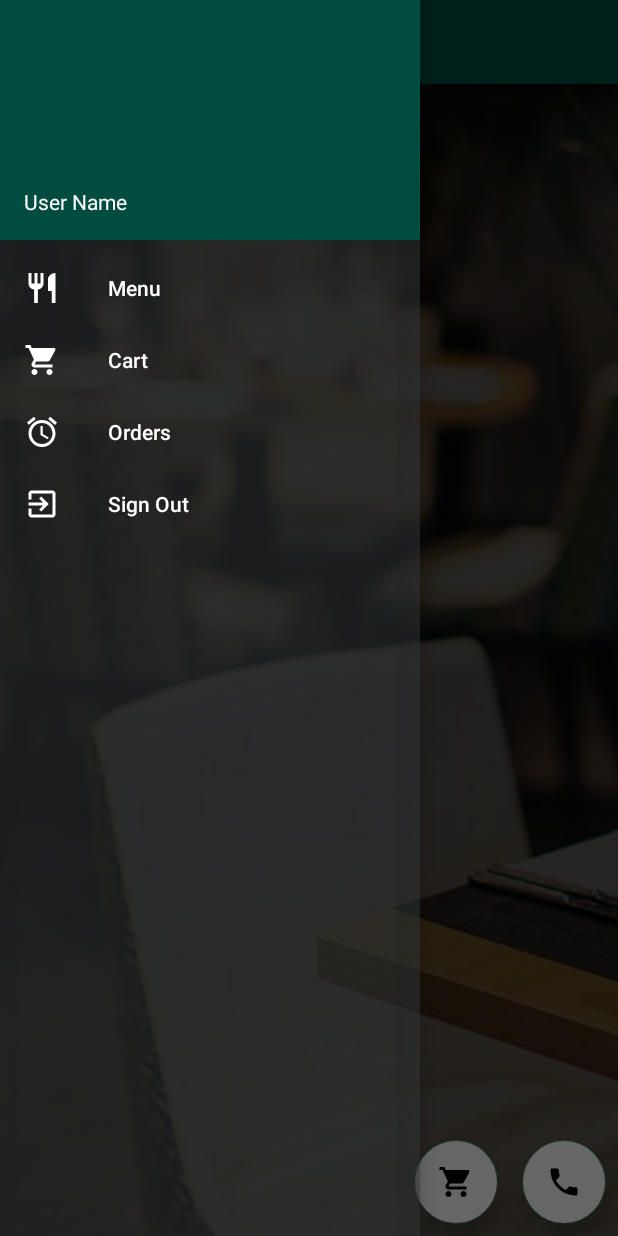
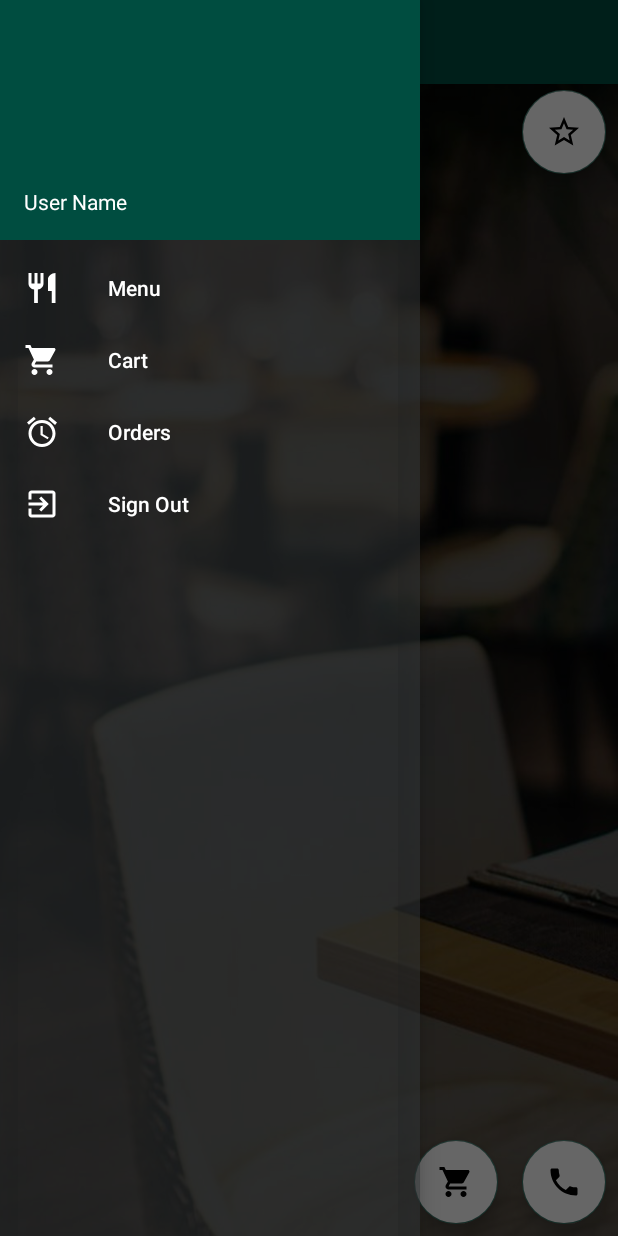
Before and after one commit to ishara5050/OrderFood, an Android app: the Home2 screen opened directly, with no data from a screen before it, with the side drawer open, on a phone screen of 412 x 824 dp. Run offline under Robolectric (Android 15) with nearby library versions, the phone set to English and light mode, and no system bars; our stand-ins replace Firebase (no records; nobody signed in at launch, a user with empty details on screens opened directly), Picasso, navigation-ui; libraries missing offline, so code that uses them is left out: com.stepstone.apprating; 2 statements that could not run were skipped.

```diff
--- a/app/build.gradle
+++ b/app/build.gradle
@@ -54,6 +54,7 @@ dependencies {
     //implementation 'com.stepstone.apprating:app-rating:2.3.1'
     implementation 'com.stepstone.apprating:app-rating:2.0.0'
 
+    implementation 'com.github.andremion:counterfab:1.0.1'
 
 
 
--- a/app/src/main/java/com/example/orderfood/Common/Common.java
+++ b/app/src/main/java/com/example/orderfood/Common/Common.java
@@ -18,6 +18,8 @@ public class Common {
             return "Shipped";
     }
 
+    public static final String DELETE="Delete";
+
 
 
 
--- a/app/src/main/java/com/example/orderfood/Home.java
+++ b/app/src/main/java/com/example/orderfood/Home.java
@@ -13,6 +13,7 @@ import com.example.orderfood.Interface.ItemClickListner;
 import com.example.orderfood.Model.Catagory;
 import com.example.orderfood.ViewHolder.MenuViewHolder;
 import com.firebase.ui.database.FirebaseRecyclerAdapter;
+import com.google.android.material.floatingactionbutton.FloatingActionButton;
 import com.google.firebase.database.DatabaseReference;
 import com.google.firebase.database.FirebaseDatabase;
 import com.squareup.picasso.Picasso;
@@ -27,6 +28,7 @@ public class Home extends AppCompatActivity {
     RecyclerView.LayoutManager layoutManager;
     FirebaseRecyclerAdapter<Catagory,MenuViewHolder> adapter;
 
+
     @Override
     protected void onCreate(Bundle savedInstanceState) {
         super.onCreate(savedInstanceState);
@@ -39,6 +41,7 @@ public class Home extends AppCompatActivity {
         recycler_menu.setHasFixedSize(true);
         layoutManager=new LinearLayoutManager(this);
         recycler_menu.setLayoutManager(layoutManager);
+
 
         loadMenu();
 
--- a/app/src/main/java/com/example/orderfood/Home2.java
+++ b/app/src/main/java/com/example/orderfood/Home2.java
@@ -7,6 +7,8 @@ import com.example.orderfood.Common.Common;
 import com.example.orderfood.Interface.ItemClickListner;
 import com.example.orderfood.Model.Calls;
 import com.example.orderfood.Model.Catagory;
+import com.example.orderfood.Model.EmployeeRating;
+import com.example.orderfood.Model.Rating;
 import com.example.orderfood.Service.ListenOrder;
 import com.example.orderfood.ViewHolder.MenuViewHolder;
 import com.firebase.ui.database.FirebaseRecyclerAdapter;
@@ -25,9 +27,14 @@ import androidx.navigation.ui.AppBarConfiguration;
 import androidx.navigation.ui.NavigationUI;
 
 import com.google.android.material.navigation.NavigationView;
+import com.google.firebase.database.DataSnapshot;
+import com.google.firebase.database.DatabaseError;
 import com.google.firebase.database.DatabaseReference;
 import com.google.firebase.database.FirebaseDatabase;
+import com.google.firebase.database.ValueEventListener;
 import com.squareup.picasso.Picasso;
+import com.stepstone.apprating.AppRatingDialog;
+import com.stepstone.apprating.listener.RatingDialogListener;
 
 import androidx.drawerlayout.widget.DrawerLayout;
 
@@ -40,17 +47,24 @@ import android.view.Menu;
 import android.widget.TextView;
 import android.widget.Toast;
 
-public class Home2 extends AppCompatActivity implements NavigationView.OnNavigationItemSelectedListener{
+import org.jetbrains.annotations.NotNull;
+
+import java.util.Arrays;
+import java.util.UUID;
+
+public class Home2 extends AppCompatActivity implements NavigationView.OnNavigationItemSelectedListener, RatingDialogListener {
 
     FirebaseDatabase database;
     DatabaseReference catagory;
     DatabaseReference call;
+    DatabaseReference empratingTbl;
     TextView txtFullName;
 
     RecyclerView recycler_menu;
     RecyclerView.LayoutManager layoutManager;
     FirebaseRecyclerAdapter<Catagory, MenuViewHolder> adapter;
     FloatingActionButton fabcall;
+    FloatingActionButton btneEmpRating;
 
     private AppBarConfiguration mAppBarConfiguration;
 
@@ -62,11 +76,13 @@ public class Home2 extends AppCompatActivity implements NavigationView.OnNavigat
         database=FirebaseDatabase.getInstance();
         catagory=database.getReference("Catagory");
         call=database.getReference("Calls");
+        empratingTbl=database.getReference("EmployeeRating");
         recycler_menu=(RecyclerView)findViewById(R.id.recycler_menu);
         recycler_menu.setHasFixedSize(true);
         layoutManager=new LinearLayoutManager(this);
         recycler_menu.setLayoutManager(layoutManager);
         fabcall=(FloatingActionButton)findViewById(R.id.fabcall);
+        btneEmpRating=(FloatingActionButton)findViewById(R.id.fabemprating);
 
 
         fabcall.setOnClickListener(new View.OnClickListener() {
@@ -79,6 +95,13 @@ public class Home2 extends AppCompatActivity implements NavigationView.OnNavigat
                 Toast.makeText(Home2.this, "Please Wait..", Toast.LENGTH_SHORT).show();
 
 
+            }
+        });
+
+        btneEmpRating.setOnClickListener(new View.OnClickListener() {
+            @Override
+            public void onClick(View v) {
+                showEmpRatingDialog();
             }
         });
 
@@ -119,6 +142,25 @@ public class Home2 extends AppCompatActivity implements NavigationView.OnNavigat
         View headerView = navigationView.getHeaderView(0);
         txtFullName = headerView.findViewById(R.id.txtFulName);
         txtFullName.setText(Common.currentUser.getName());
+    }
+
+    private void showEmpRatingDialog() {
+        new AppRatingDialog.Builder()
+                .setPositiveButtonText("Rate Waiter")
+                .setNegativeButtonText("Cancel")
+                .setNoteDescriptions(Arrays.asList("Bad Service","Not Friendly","Normal","Good Service","Excellent Service"))
+                .setDefaultRating(1)
+                .setTitle("Rate Employee")
+                .setDescription("Please select rating")
+                .setTitleTextColor(R.color.colorPrimary)
+                .setDescriptionTextColor(R.color.colorPrimary)
+                .setHint("Add Waiter ID Here")
+                .setHintTextColor(R.color.colorAccent)
+                .setCommentTextColor(android.R.color.white)
+                .setCommentBackgroundColor(R.color.colorPrimaryDark)
+                .setWindowAnimation(R.style.RatingDialogFadeAnim)
+                .create(Home2.this)
+                .show();
     }
 
     private void loadMenu() {
@@ -212,5 +254,36 @@ public class Home2 extends AppCompatActivity implements NavigationView.OnNavigat
     }
 
 
+    @Override
+    public void onNegativeButtonClicked() {
 
+    }
+
+    @Override
+    public void onPositiveButtonClicked(int value, @NotNull String empID) {
+
+        final EmployeeRating rating = new EmployeeRating(Common.currentUser.getPhone(),
+                empID,
+
+                String.valueOf(value)
+                );
+        empratingTbl.child(Common.currentUser.getPhone()).addValueEventListener(new ValueEventListener() {
+            @Override
+            public void onDataChange(DataSnapshot dataSnapshot) {
+
+                empratingTbl.child(UUID.randomUUID().toString()).setValue(rating);
+
+
+
+
+                Toast.makeText(Home2.this, "Thank You for the feedback !!", Toast.LENGTH_SHORT).show();
+            }
+
+            @Override
+            public void onCancelled(DatabaseError databaseError) {
+
+            }
+        });
+
+    }
 }
--- /dev/null
+++ b/app/src/main/res/drawable/ic_star_border_black_24dp.xml
@@ -0,0 +1,9 @@
+<vector xmlns:android="http://schemas.android.com/apk/res/android"
+        android:width="24dp"
+        android:height="24dp"
+        android:viewportWidth="24.0"
+        android:viewportHeight="24.0">
+    <path
+        android:fillColor="#FF000000"
+        android:pathData="M22,9.24l-7.19,-0.62L12,2 9.19,8.63 2,9.24l5.46,4.73L5.82,21 12,17.27 18.18,21l-1.63,-7.03L22,9.24zM12,15.4l-3.76,2.27 1,-4.28 -3.32,-2.88 4.38,-0.38L12,6.1l1.71,4.04 4.38,0.38 -3.32,2.88 1,4.28L12,15.4z"/>
+</vector>
--- a/app/src/main/res/layout/app_bar_home2.xml
+++ b/app/src/main/res/layout/app_bar_home2.xml
@@ -23,7 +23,10 @@
 
 
     </com.google.android.material.appbar.AppBarLayout>
-    <include layout="@layout/content_home2" />
+
+    <include
+        android:id="@+id/include"
+        layout="@layout/content_home2" />
 
 
   <LinearLayout
@@ -36,8 +39,8 @@
           android:layout_width="wrap_content"
           android:layout_height="wrap_content"
           android:id="@+id/fab"
+          android:layout_margin="8sp"
           android:backgroundTint="@android:color/white"
-          android:layout_margin="8sp"
           app:srcCompat="@drawable/ic_shopping_cart_black_24dp"/>
 
       <com.google.android.material.floatingactionbutton.FloatingActionButton
@@ -51,7 +54,18 @@
 
   </LinearLayout>
 
-<!--        <com.google.android.material.floatingactionbutton.FloatingActionButton-->
+    <com.google.android.material.floatingactionbutton.FloatingActionButton
+        android:id="@+id/fabemprating"
+        android:layout_width="wrap_content"
+        android:layout_height="wrap_content"
+
+        android:layout_marginTop="60sp"
+        android:layout_marginRight="8sp"
+        android:layout_gravity="right"
+        android:backgroundTint="@android:color/white"
+        app:srcCompat="@drawable/ic_star_border_black_24dp" />
+
+    <!--        <com.google.android.material.floatingactionbutton.FloatingActionButton-->
 <!--            android:layout_width="wrap_content"-->
 <!--            android:layout_height="wrap_content"-->
 <!--            android:id="@+id/fab"-->
```
Also changed, not shown: app/src/main/java/com/example/orderfood/Cart.java (+25 -0 lines), app/src/main/java/com/example/orderfood/FoodDetail.java (+20 -4 lines), app/src/main/java/com/example/orderfood/Model/EmployeeRating.java (added, +42 -0 lines), app/src/main/res/layout/activity_call_waiter.xml (+15 -10 lines).
